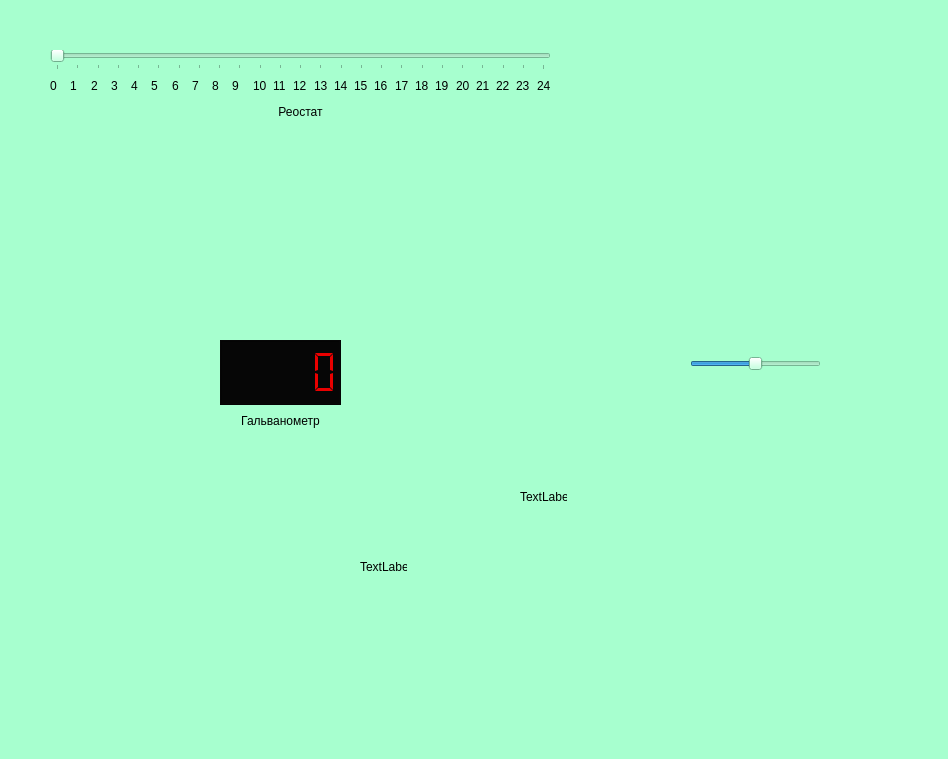
doktorfish0078/SimulationOfLaboratoryWork, file laba2.ui: the form before one commit.
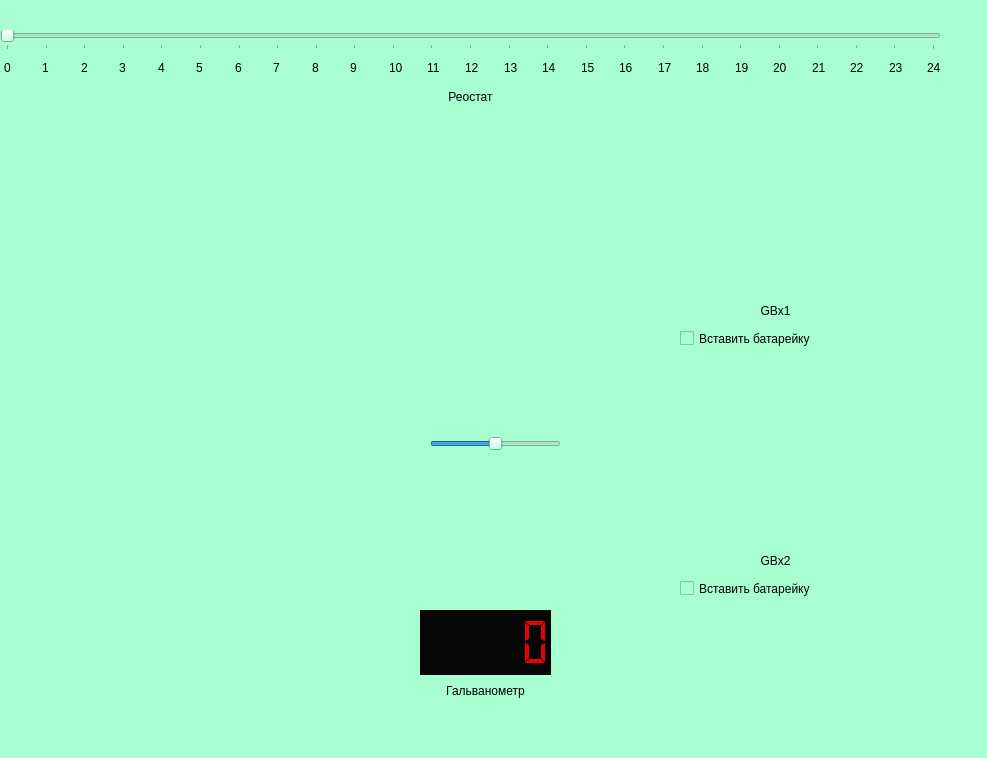
The form after the commit. Icons and pictures are not drawn.

```diff
--- a/laba2.ui
+++ b/laba2.ui
@@ -6,8 +6,8 @@
    <rect>
     <x>0</x>
     <y>0</y>
-    <width>948</width>
-    <height>759</height>
+    <width>987</width>
+    <height>758</height>
    </rect>
   </property>
   <property name="windowTitle">
@@ -20,10 +20,10 @@
    <widget class="QWidget" name="verticalLayoutWidget">
     <property name="geometry">
      <rect>
-      <x>50</x>
-      <y>50</y>
-      <width>501</width>
-      <height>71</height>
+      <x>0</x>
+      <y>30</y>
+      <width>941</width>
+      <height>78</height>
      </rect>
     </property>
     <layout class="QVBoxLayout" name="verticalLayout">
@@ -48,12 +48,18 @@
         <enum>QSlider::TicksBelow</enum>
        </property>
        <property name="tickInterval">
-        <number>0</number>
+        <number>10</number>
        </property>
       </widget>
      </item>
      <item>
-      <layout class="QHBoxLayout" name="horizontalLayout">
+      <layout class="QHBoxLayout" name="horizontalLayout" stretch="1,1,1,1,1,1,1,1,1,1,1,1,1,1,1,1,1,1,1,1,1,1,1,1,0">
+       <property name="spacing">
+        <number>0</number>
+       </property>
+       <property name="leftMargin">
+        <number>4</number>
+       </property>
        <item>
         <widget class="QLabel" name="label_6">
          <property name="text">
@@ -255,13 +261,16 @@
    <widget class="QWidget" name="verticalLayoutWidget_2">
     <property name="geometry">
      <rect>
-      <x>690</x>
-      <y>280</y>
+      <x>430</x>
+      <y>360</y>
       <width>131</width>
       <height>91</height>
      </rect>
     </property>
     <layout class="QVBoxLayout" name="verticalLayout_2">
+     <property name="spacing">
+      <number>0</number>
+     </property>
      <item>
       <widget class="QLabel" name="label_key">
        <property name="text">
@@ -290,9 +299,9 @@
    <widget class="QWidget" name="verticalLayoutWidget_3">
     <property name="geometry">
      <rect>
-      <x>220</x>
-      <y>340</y>
-      <width>121</width>
+      <x>420</x>
+      <y>610</y>
+      <width>131</width>
       <height>91</height>
      </rect>
     </property>
@@ -359,27 +368,147 @@
    <widget class="QLabel" name="ChainiC_S_funcieu_jopa">
     <property name="geometry">
      <rect>
-      <x>520</x>
-      <y>490</y>
-      <width>47</width>
-      <height>13</height>
+      <x>670</x>
+      <y>130</y>
+      <width>71</width>
+      <height>121</height>
      </rect>
     </property>
     <property name="text">
-     <string>TextLabel</string>
+     <string/>
+    </property>
+    <property name="pixmap">
+     <pixmap>images/Battery1.png</pixmap>
+    </property>
+    <property name="scaledContents">
+     <bool>true</bool>
+    </property>
+   </widget>
+   <widget class="QLabel" name="label_battery2">
+    <property name="geometry">
+     <rect>
+      <x>750</x>
+      <y>120</y>
+      <width>71</width>
+      <height>121</height>
+     </rect>
+    </property>
+    <property name="text">
+     <string/>
+    </property>
+    <property name="pixmap">
+     <pixmap>images/Battery2.png</pixmap>
+    </property>
+    <property name="scaledContents">
+     <bool>true</bool>
+    </property>
+   </widget>
+   <widget class="QLabel" name="slot_battery2">
+    <property name="geometry">
+     <rect>
+      <x>820</x>
+      <y>500</y>
+      <width>81</width>
+      <height>131</height>
+     </rect>
+    </property>
+    <property name="text">
+     <string/>
+    </property>
+    <property name="pixmap">
+     <pixmap>images/slot_battery.png</pixmap>
+    </property>
+    <property name="scaledContents">
+     <bool>true</bool>
+    </property>
+   </widget>
+   <widget class="QLabel" name="slot_battery1">
+    <property name="geometry">
+     <rect>
+      <x>820</x>
+      <y>250</y>
+      <width>81</width>
+      <height>131</height>
+     </rect>
+    </property>
+    <property name="text">
+     <string/>
+    </property>
+    <property name="pixmap">
+     <pixmap>images/slot_battery.png</pixmap>
+    </property>
+    <property name="scaledContents">
+     <bool>true</bool>
     </property>
    </widget>
    <widget class="QLabel" name="label_28">
     <property name="geometry">
      <rect>
-      <x>360</x>
-      <y>560</y>
-      <width>47</width>
-      <height>13</height>
+      <x>740</x>
+      <y>290</y>
+      <width>71</width>
+      <height>41</height>
      </rect>
     </property>
+    <property name="styleSheet">
+     <string notr="true">font: 75 14pt &quot;Comic Sans MS&quot;;</string>
+    </property>
     <property name="text">
-     <string>TextLabel</string>
+     <string>GBx1</string>
+    </property>
+    <property name="alignment">
+     <set>Qt::AlignCenter</set>
+    </property>
+   </widget>
+   <widget class="QLabel" name="label_29">
+    <property name="geometry">
+     <rect>
+      <x>740</x>
+      <y>540</y>
+      <width>71</width>
+      <height>41</height>
+     </rect>
+    </property>
+    <property name="styleSheet">
+     <string notr="true">font: 75 14pt &quot;Comic Sans MS&quot;;</string>
+    </property>
+    <property name="text">
+     <string>GBx2</string>
+    </property>
+    <property name="alignment">
+     <set>Qt::AlignCenter</set>
+    </property>
+   </widget>
+   <widget class="QCheckBox" name="check_battery1">
+    <property name="geometry">
+     <rect>
+      <x>680</x>
+      <y>330</y>
+      <width>131</width>
+      <height>17</height>
+     </rect>
+    </property>
+    <property name="text">
+     <string>Вставить батарейку</string>
+    </property>
+    <property name="tristate">
+     <bool>false</bool>
+    </property>
+   </widget>
+   <widget class="QCheckBox" name="check_battery2">
+    <property name="geometry">
+     <rect>
+      <x>680</x>
+      <y>580</y>
+      <width>131</width>
+      <height>17</height>
+     </rect>
+    </property>
+    <property name="text">
+     <string>Вставить батарейку</string>
+    </property>
+    <property name="tristate">
+     <bool>false</bool>
     </property>
    </widget>
   </widget>
```
Left out of the diff: 4 changed lines with no effect on the pictures.
